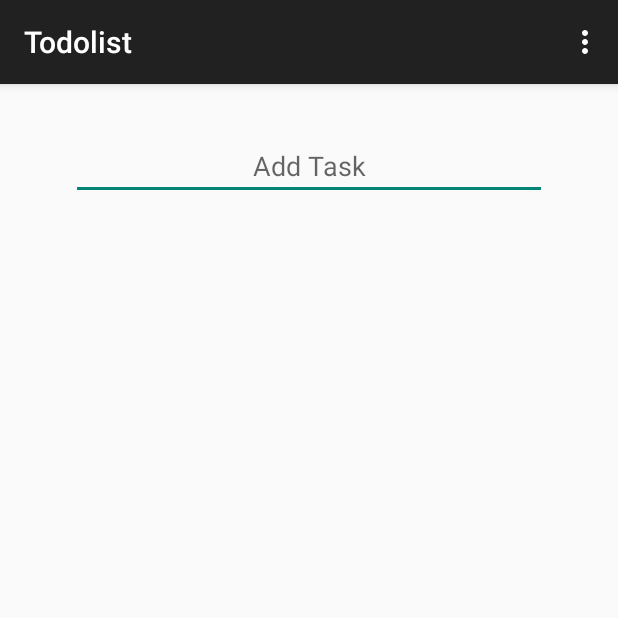
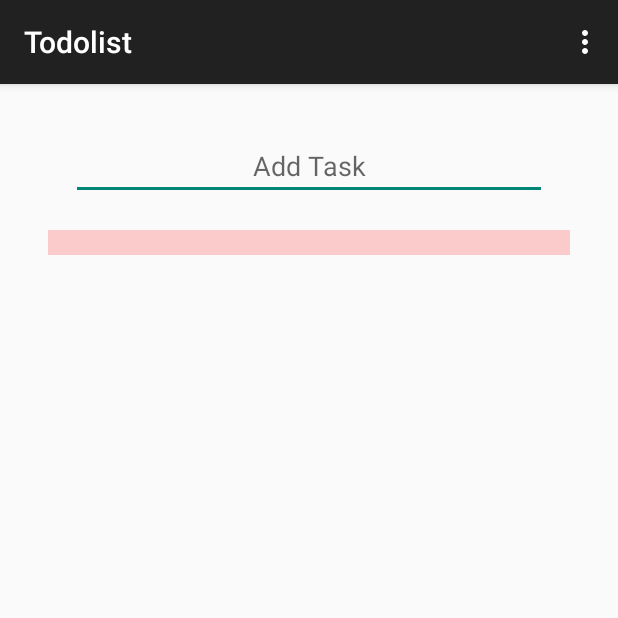
Before and after one commit to LizaDashevski/TodoList, an Android app: the screen it shows after launch (TodoListManagerActivity), in the options menu, after a tap on "Add Task", on a phone screen of 412 x 824 dp, the top half of it. Run offline under Robolectric (Android 15) with nearby library versions, the phone set to English and light mode, and no system bars.

Commit message:
altarnate colors , delete functionality from floating menu

```diff
--- /dev/null
+++ b/app/src/main/java/il/ac/huji/todolist/SpecialAdapter.java
@@ -0,0 +1,60 @@
+package il.ac.huji.todolist;
+
+/**
+ * Created by Liza on 3/12/16.
+ */
+import java.util.ArrayList;
+import java.util.HashMap;
+import java.util.List;
+
+import android.content.Context;
+import android.view.LayoutInflater;
+import android.view.View;
+import android.view.ViewGroup;
+import android.widget.ArrayAdapter;
+import android.widget.SimpleAdapter;
+import android.widget.TextView;
+
+public class SpecialAdapter extends ArrayAdapter<String> {
+    final Context c;
+    private ArrayList<String> items;
+    private int[] colors = new int[] { 0x30FF0000, 0x300000FF };
+
+    public SpecialAdapter(Context context, int resource, ArrayList<String> objects) {
+        super(context, resource, objects);
+
+        this.c = context;
+        this.items = objects;
+    }
+
+
+    /*public SpecialAdapter(Context context) {
+        super(context,R.layout.activity_todo_list_manager);
+        this.c = context;
+    }*/
+
+
+    @Override
+    public View getView(int position, View convertView, ViewGroup parent) {
+
+        // 1. Create inflater
+        LayoutInflater inflater = (LayoutInflater) c.getSystemService(Context.LAYOUT_INFLATER_SERVICE);
+
+        // 2. Get rowView from inflater
+        View rowView = inflater.inflate(R.layout.row, parent, false);
+
+        // 3. Get the two text view from the rowView
+        TextView valueView = (TextView) rowView.findViewById(R.id.value);
+
+        // 4. Set the text for textView
+        valueView.setText(items.get(position).toString());
+
+
+
+
+        //View view = super.getView(position, convertView, parent);
+        int colorPos = position % colors.length;
+        rowView.setBackgroundColor(colors[colorPos]);
+        return rowView;
+    }
+}
--- a/app/src/main/java/il/ac/huji/todolist/TodoListManagerActivity.java
+++ b/app/src/main/java/il/ac/huji/todolist/TodoListManagerActivity.java
@@ -1,5 +1,8 @@
 package il.ac.huji.todolist;
 
+import android.app.Activity;
+import android.app.ListActivity;
+import android.content.Context;
 import android.support.v7.app.AppCompatActivity;
 import android.os.Bundle;
 import android.view.ContextMenu;
@@ -20,7 +23,7 @@ import java.util.ArrayList;
 
 public class TodoListManagerActivity extends AppCompatActivity {
     private ArrayList<String> items;
-    private ArrayAdapter<String> itemsAdapter;
+    private SpecialAdapter itemsAdapter;
     private ListView lvItems;
 
     private void readItems() {
@@ -69,8 +72,10 @@ public class TodoListManagerActivity extends AppCompatActivity {
         lvItems = (ListView) findViewById(R.id.lvItems);
         items = new ArrayList<String>();
         readItems();
-        itemsAdapter = new ArrayAdapter<String>(this,
-                android.R.layout.simple_list_item_1, items);
+       // itemsAdapter = new ArrayAdapter<String>(this,
+        //        android.R.layout.simple_list_item_1, items);
+         itemsAdapter = new SpecialAdapter(this , R.layout.row, items);
+
         lvItems.setAdapter(itemsAdapter);
         registerForContextMenu(lvItems);
 
@@ -113,6 +118,14 @@ public class TodoListManagerActivity extends AppCompatActivity {
 
     }
 
+    @Override
+    public boolean onContextItemSelected(MenuItem item) {
+        AdapterView.AdapterContextMenuInfo info = (AdapterView.AdapterContextMenuInfo) item.getMenuInfo();
+        itemsAdapter.remove(itemsAdapter.getItem(info.position));
+        return super.onContextItemSelected(item);
+
+    }
+
     public void onAddItem(MenuItem v) {
         EditText etNewItem = (EditText) findViewById(R.id.inputEditText);
         String itemText = etNewItem.getText().toString();
@@ -122,11 +135,10 @@ public class TodoListManagerActivity extends AppCompatActivity {
     }
 
     public void onDeleteItem(MenuItem v) {
-        EditText etNewItem = (EditText) findViewById(R.id.inputEditText);
-        String itemText = etNewItem.getText().toString();
-        itemsAdapter.add(itemText);
-        etNewItem.setText("");
-        writeItems();
+
+        AdapterView.AdapterContextMenuInfo info = (AdapterView.AdapterContextMenuInfo) v.getMenuInfo();
+        itemsAdapter.remove(itemsAdapter.getItem(info.position));
+
     }
 
 
--- /dev/null
+++ b/app/src/main/res/layout/row.xml
@@ -0,0 +1,18 @@
+<?xml version="1.0" encoding="utf-8"?>
+<RelativeLayout xmlns:android="http://schemas.android.com/apk/res/android"
+    android:layout_width="fill_parent"
+    android:layout_height="wrap_content"
+    >
+
+
+
+    <TextView
+        android:id="@+id/value"
+        android:layout_width="fill_parent"
+        android:layout_height="wrap_content"
+        android:textSize="12sp"
+        android:paddingLeft="5dp"
+        >
+    </TextView>
+
+</RelativeLayout>
--- a/app/src/main/res/menu/todo_context_floating_menu.xml
+++ b/app/src/main/res/menu/todo_context_floating_menu.xml
@@ -6,8 +6,8 @@
 
     <item
         android:id="@+id/delete_item"
-        android:title="@string/fmenu_delete"
-        android:onClick="onDeleteItem"
-        />
+        android:title="@string/fmenu_delete" />
+        //android:onClick="onDeleteItem"
+        // />
 
 </menu>
```
